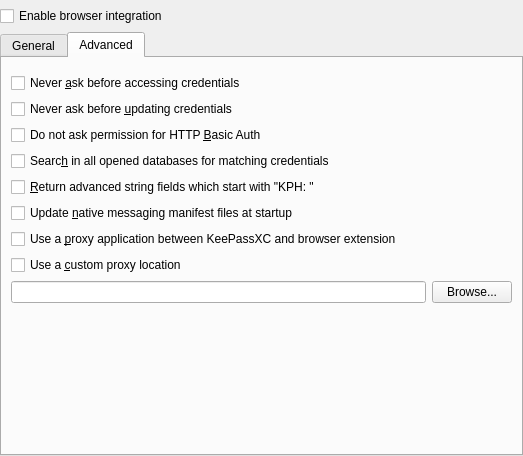
First picture: the form in src/browser/BrowserOptionDialog.ui, repository keepassxreboot/keepassxc, before the edit.
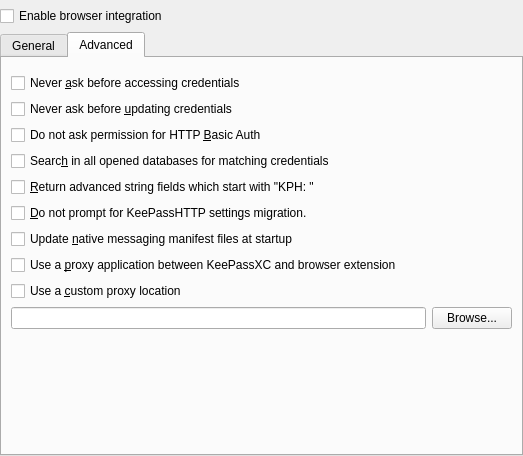
Second picture: the form after the edit. The open tabs and pages were chosen to show the change. Custom widgets are drawn as their Qt base class.

Commit message: Add setting for not displaying KeePassHTTP migration popup

What changed in the file:
```diff
--- a/src/browser/BrowserOptionDialog.ui
+++ b/src/browser/BrowserOptionDialog.ui
@@ -321,6 +321,16 @@
          </property>
         </widget>
        </item>
+       <item>
+        <widget class="QCheckBox" name="noMigrationPrompt">
+         <property name="toolTip">
+          <string>Don't display the popup suggesting migration of legacy KeePassHTTP settings.</string>
+         </property>
+         <property name="text">
+          <string>&amp;Do not prompt for KeePassHTTP settings migration.</string>
+         </property>
+        </widget>
+       </item>
        <item>
         <widget class="QCheckBox" name="updateBinaryPath">
          <property name="toolTip">
```
The commit also changes 6 other files.
